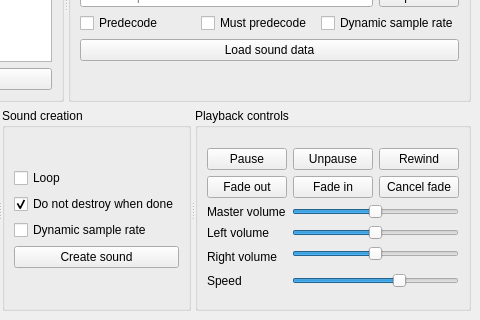
First picture: the form in examples/gui-qt/mainwindow.ui, repository Clownacy/clownaudio, before the edit; both pictures show x 250 to 730 and y 110 to 430 of the 730 by 430 pixel window.
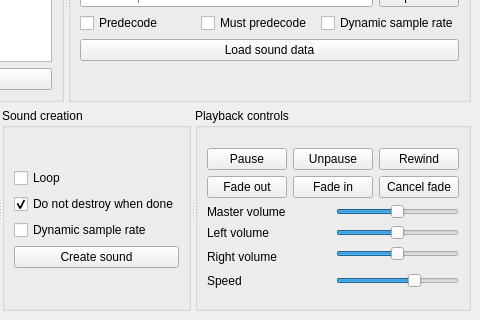
Second picture: the form after the edit.

Diff of the .ui file:
```diff
--- a/examples/gui-qt/mainwindow.ui
+++ b/examples/gui-qt/mainwindow.ui
@@ -519,6 +519,12 @@
           </item>
           <item row="4" column="1">
            <widget class="QSlider" name="horizontalSlider_Speed">
+            <property name="sizePolicy">
+             <sizepolicy hsizetype="Minimum" vsizetype="Fixed">
+              <horstretch>0</horstretch>
+              <verstretch>0</verstretch>
+             </sizepolicy>
+            </property>
             <property name="maximum">
              <number>131072</number>
             </property>
```
Left out of the diff: 2 changed lines with no effect on the pictures.
